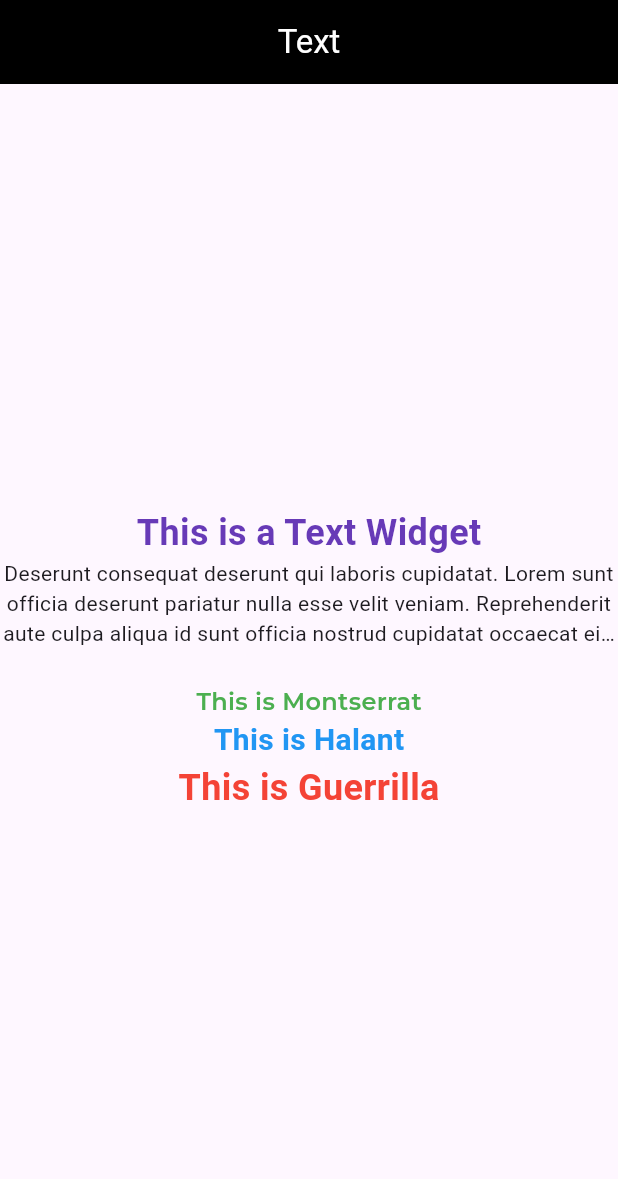
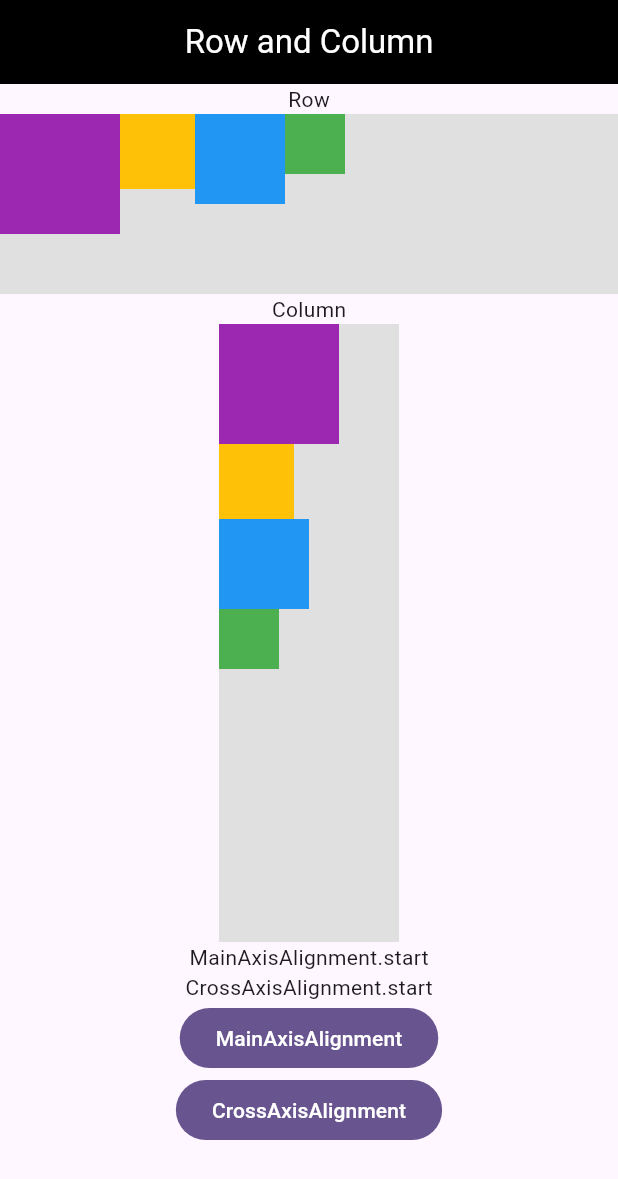
Before and after one commit to Kabir-Giuralarocca/ITSFlutter2024, a Flutter app: the screen it shows after launch, on a phone screen of 412 x 824 dp. Shown: the top 1179 px of the screen. Run offline on Flutter 3.47's test engine with Material 3 defaults, Android fonts, the phone set to English and light mode, and no system bars; our stand-ins replace google_fonts, material_symbols_icons; Roboto replaces fonts that are missing (Halant).

Commit message:
row column

```diff
--- a/lib/main.dart
+++ b/lib/main.dart
@@ -1,4 +1,4 @@
-import 'package:corso_flutter_2024/ui/screens/text_screen.dart';
+import 'package:corso_flutter_2024/ui/screens/row_column_screen.dart';
 import 'package:flutter/material.dart';
 
 void main() {
@@ -21,7 +21,7 @@
           centerTitle: true,
         ),
       ),
-      home: const TextScreen(),
+      home: const RowColumnScreen(),
     );
   }
 }
--- /dev/null
+++ b/lib/ui/screens/row_column_screen.dart
@@ -0,0 +1,124 @@
+import 'package:flutter/material.dart';
+
+class RowColumnScreen extends StatefulWidget {
+  const RowColumnScreen({super.key});
+
+  @override
+  State<RowColumnScreen> createState() => _RowColumnScreenState();
+}
+
+class _RowColumnScreenState extends State<RowColumnScreen> {
+  MainAxisAlignment _mainAxisAlignment = MainAxisAlignment.start;
+  CrossAxisAlignment _crossAxisAlignment = CrossAxisAlignment.start;
+
+  void _changeMain() {
+    setState(() {
+      _mainAxisAlignment = switch (_mainAxisAlignment) {
+        MainAxisAlignment.start => MainAxisAlignment.end,
+        MainAxisAlignment.end => MainAxisAlignment.center,
+        MainAxisAlignment.center => MainAxisAlignment.spaceBetween,
+        MainAxisAlignment.spaceBetween => MainAxisAlignment.spaceAround,
+        MainAxisAlignment.spaceAround => MainAxisAlignment.spaceEvenly,
+        MainAxisAlignment.spaceEvenly => MainAxisAlignment.start,
+      };
+    });
+  }
+
+  void _changeCross() {
+    setState(() {
+      _crossAxisAlignment = switch (_crossAxisAlignment) {
+        CrossAxisAlignment.start => CrossAxisAlignment.end,
+        CrossAxisAlignment.end => CrossAxisAlignment.center,
+        CrossAxisAlignment.center => CrossAxisAlignment.stretch,
+        CrossAxisAlignment.stretch => CrossAxisAlignment.baseline,
+        CrossAxisAlignment.baseline => CrossAxisAlignment.start,
+      };
+    });
+  }
+
+  @override
+  Widget build(BuildContext context) {
+    return Scaffold(
+      appBar: AppBar(title: const Text('Row and Column')),
+      body: Column(
+        children: [
+          const Text('Row'),
+          Container(
+            color: Colors.grey.shade300,
+            height: 120,
+            child: Row(
+              mainAxisAlignment: _mainAxisAlignment,
+              crossAxisAlignment: _crossAxisAlignment,
+              textBaseline: TextBaseline.alphabetic,
+              children: [
+                Container(
+                  width: 80,
+                  height: 80,
+                  color: Colors.purple,
+                ),
+                Container(
+                  width: 50,
+                  height: 50,
+                  color: Colors.amber,
+                ),
+                Container(
+                  width: 60,
+                  height: 60,
+                  color: Colors.blue,
+                ),
+                Container(
+                  width: 40,
+                  height: 40,
+                  color: Colors.green,
+                ),
+              ],
+            ),
+          ),
+          const Text('Column'),
+          Container(
+            color: Colors.grey.shade300,
+            width: 120,
+            height: MediaQuery.of(context).size.width,
+            child: Column(
+              mainAxisAlignment: _mainAxisAlignment,
+              crossAxisAlignment: _crossAxisAlignment,
+              textBaseline: TextBaseline.alphabetic,
+              children: [
+                Container(
+                  width: 80,
+                  height: 80,
+                  color: Colors.purple,
+                ),
+                Container(
+                  width: 50,
+                  height: 50,
+                  color: Colors.amber,
+                ),
+                Container(
+                  width: 60,
+                  height: 60,
+                  color: Colors.blue,
+                ),
+                Container(
+                  width: 40,
+                  height: 40,
+                  color: Colors.green,
+                ),
+              ],
+            ),
+          ),
+          Text('$_mainAxisAlignment'),
+          Text('$_crossAxisAlignment'),
+          FilledButton(
+            onPressed: _changeMain,
+            child: const Text('MainAxisAlignment'),
+          ),
+          FilledButton(
+            onPressed: _changeCross,
+            child: const Text('CrossAxisAlignment'),
+          ),
+        ],
+      ),
+    );
+  }
+}
--- a/lib/ui/screens/text_screen.dart
+++ b/lib/ui/screens/text_screen.dart
@@ -49,6 +49,15 @@
               color: Colors.red,
             ),
           ),
+          const Text(
+            'This is Pacifico',
+            style: TextStyle(
+              fontFamily: 'Pacifico',
+              fontSize: 28,
+              fontWeight: FontWeight.w700,
+              color: Colors.amber,
+            ),
+          ),
         ]),
       ),
     );
```
Also changed, not shown: pubspec.yaml (+4 -6 lines), assets/fonts/Pacifico-Regular.ttf (added).
